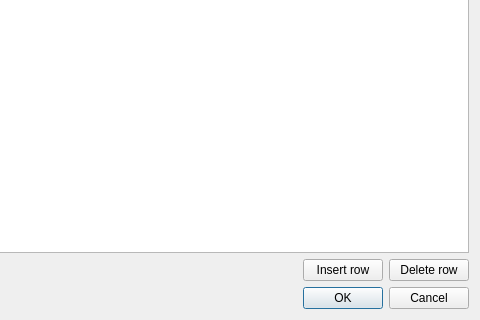
usiksan/SaliCAD, file windows/SdDVariantTable.ui: the form before one commit; both pictures show x 591 to 1071 and y 302 to 622 of the 1071 by 622 pixel window.
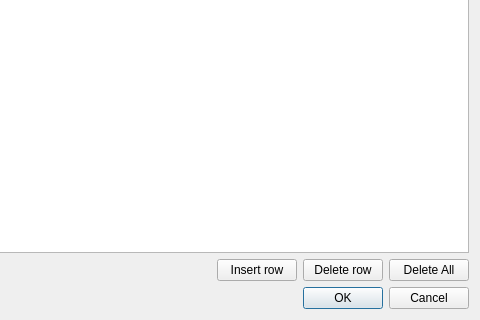
The form after the commit.

Commit message: Append Delete All button to variant table. Update capacitors library.

The edit to the form file:
```diff
--- a/windows/SdDVariantTable.ui
+++ b/windows/SdDVariantTable.ui
@@ -109,6 +109,13 @@
            </property>
           </widget>
          </item>
+         <item>
+          <widget class="QPushButton" name="mRowDeleteAll">
+           <property name="text">
+            <string>Delete All</string>
+           </property>
+          </widget>
+         </item>
         </layout>
        </item>
       </layout>
```
The commit also changes 3 other files.
